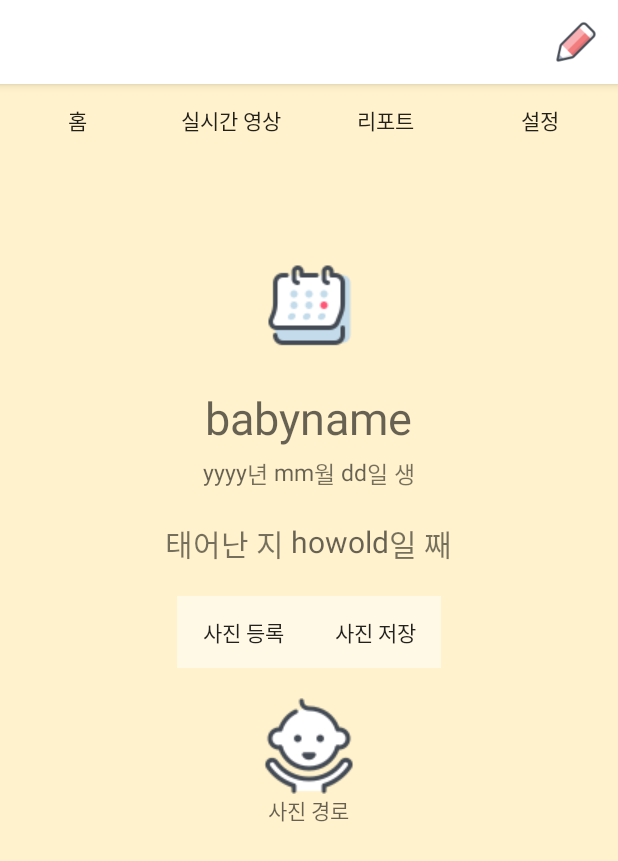
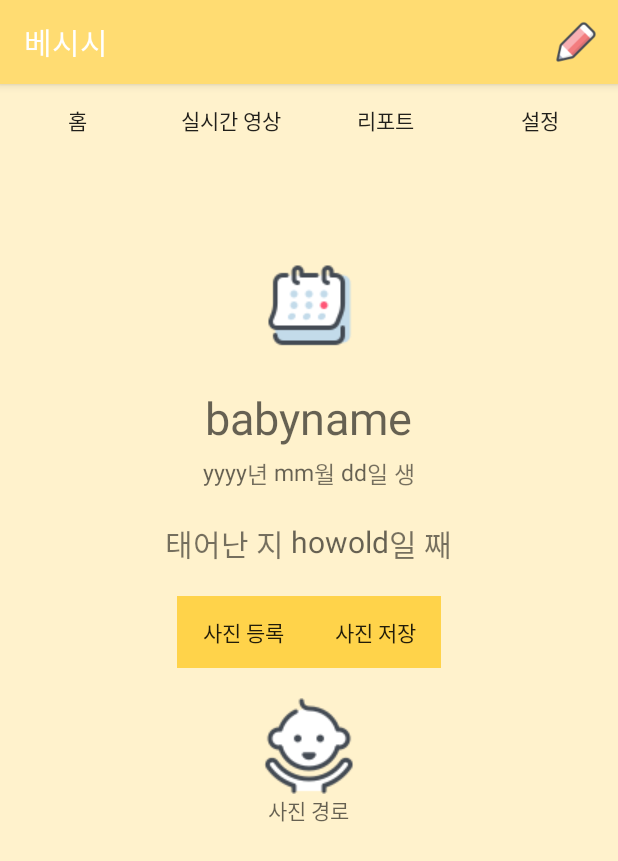
Before and after one commit to SusyKang/Project2019_Android, an Android app: the MainActivity screen opened directly, with no data from a screen before it, on a phone screen of 412 x 824 dp. Shown: the top 861 px of the screen. Run offline under Robolectric (Android 15) with nearby library versions, the phone set to English and light mode, and no system bars; 3 statements that could not run were skipped.

Commit message:
디자인 수정2

```diff
--- a/app/src/main/res/layout/activity_main.xml
+++ b/app/src/main/res/layout/activity_main.xml
@@ -20,7 +20,7 @@
             android:layout_width="0dip"
             android:layout_height="match_parent"
             android:layout_weight="1"
-            android:background = "@color/transparent"
+            android:background = "@color/colorbg"
             android:text="홈"/>
 
         <Button
@@ -28,7 +28,7 @@
             android:layout_width="0dip"
             android:layout_height="match_parent"
             android:layout_weight="1"
-            android:background = "#00FF0000"
+            android:background = "@color/colorbg"
             android:text="실시간 영상"/>
 
         <Button
@@ -36,7 +36,7 @@
             android:layout_width="0dip"
             android:layout_height="match_parent"
             android:layout_weight="1"
-            android:background = "#00FF0000"
+            android:background = "@color/colorbg"
             android:text="리포트"/>
 
         <Button
@@ -44,7 +44,7 @@
             android:layout_width="0dip"
             android:layout_height="match_parent"
             android:layout_weight="1"
-            android:background = "#00FF0000"
+            android:background = "@color/colorbg"
             android:text="설정"/>
     </LinearLayout>
 
--- a/app/src/main/res/layout/activity_splash.xml
+++ b/app/src/main/res/layout/activity_splash.xml
@@ -5,7 +5,7 @@
     xmlns:tools="http://schemas.android.com/tools"
     android:layout_width="match_parent"
     android:layout_height="match_parent"
-    android:background="@color/colorPrimaryDark"
+    android:background="#FFFFFF"
     tools:context=".Splash">
 
     <ImageView
--- a/app/src/main/res/layout/fragment_setting.xml
+++ b/app/src/main/res/layout/fragment_setting.xml
@@ -21,7 +21,7 @@
                 android:layout_width="wrap_content"
                 android:layout_height="wrap_content"
                 android:text="알림 설정"
-                android:textColor="@color/colorPrimary"
+                android:textColor="@color/colorfortext"
                 android:textSize="20dp"
                 android:textStyle="bold"/>
 
@@ -63,7 +63,7 @@
                 android:layout_height="wrap_content"
                 android:layout_marginTop="10dp"
                 android:text="녹음 설정"
-                android:textColor="@color/colorPrimary"
+                android:textColor="@color/colorfortext"
                 android:textSize="20dp"
                 android:textStyle="bold"/>
             <LinearLayout
--- a/app/src/main/res/layout/item_listview.xml
+++ b/app/src/main/res/layout/item_listview.xml
@@ -6,15 +6,14 @@
     android:layout_height="wrap_content"
     android:orientation="vertical"
     android:layout_weight="2"
-    android:padding="10dp"
-    android:background="@color/colorPrimaryDark">
+    android:padding="5dp"
+    android:background="@color/colorlistbg2">
 
     <TextView
         android:id="@+id/item_date"
         android:layout_width="match_parent"
         android:layout_height="wrap_content"
         android:hint="item_date (날짜)"
-        android:text="item_date (날짜)"
         android:textStyle="bold"
         android:textColor="@color/colorselected"
         android:textSize="20dp" />
@@ -23,7 +22,6 @@
         android:layout_width="match_parent"
         android:layout_height="wrap_content"
         android:hint="item_sleeptime (수면 시간)"
-        android:text="item_sleeptime (수면 시간)"
         android:textColor="@color/colorfortext"
         android:textSize="30dp" />
 
--- a/app/src/main/res/values/colors.xml
+++ b/app/src/main/res/values/colors.xml
@@ -1,7 +1,7 @@
 <?xml version="1.0" encoding="utf-8"?>
 <resources>
-    <color name="colorPrimary">#FFFFFF</color>
-    <color name="colorPrimaryDark">#FFF9E6</color>
+    <color name="colorPrimary">#ffdc72</color>
+    <color name="colorPrimaryDark">#ffd34a</color>
     <color name="colorAccent">#D81B60</color>
 
     <color name="colorbg">#FFF2CC</color>
@@ -9,5 +9,6 @@
     <color name="transparent">#00FF0000</color>
     <color name="colorfortext">#666051</color>
     <color name="colorlistbg">#FFD3D3</color>
+    <color name="colorlistbg2">#FFF9E6</color>
 
 </resources>
```
Also changed, not shown: app/src/main/java/com/electric5/project2019/MainActivity.java (+0 -16 lines).
